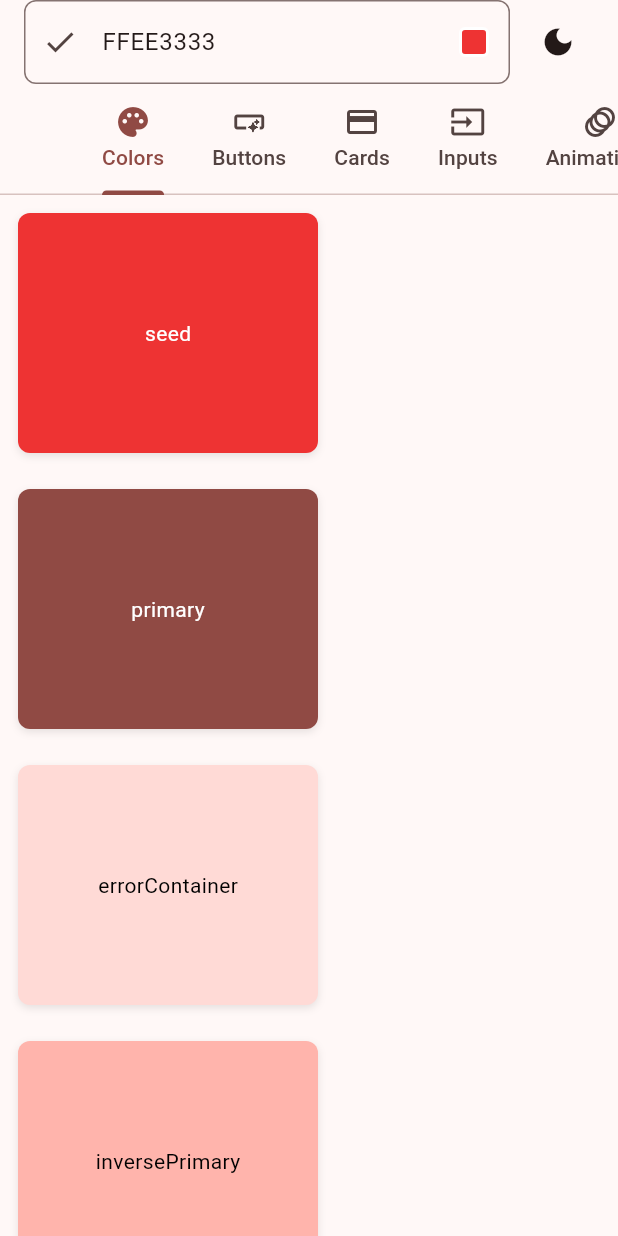
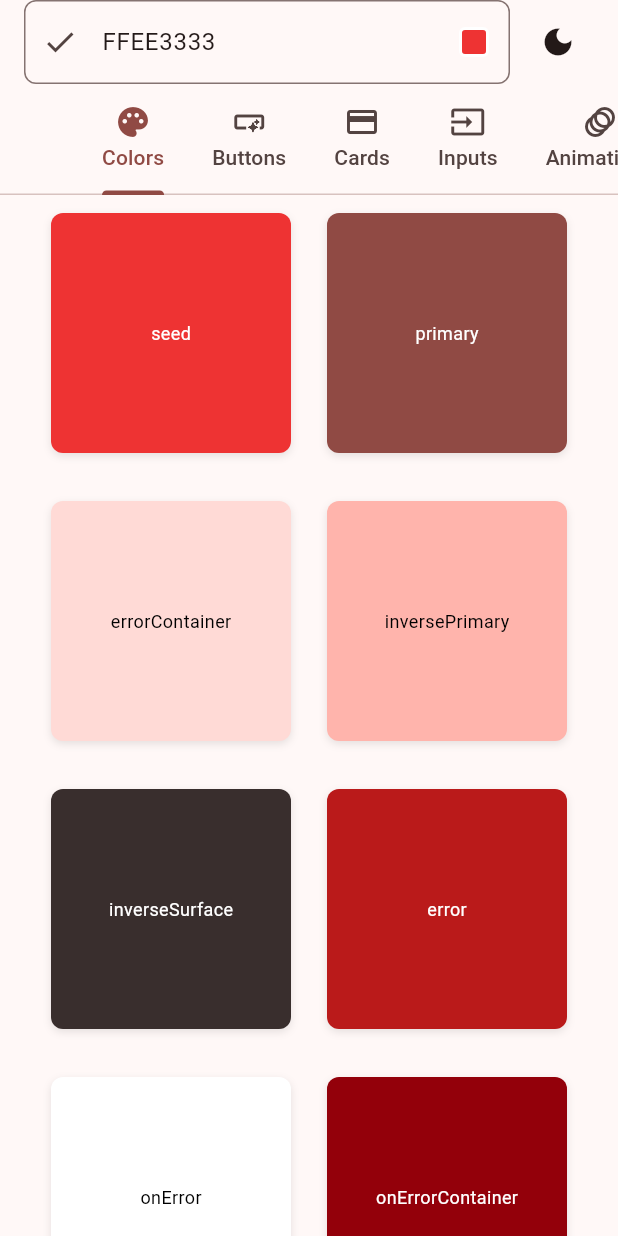
Before and after one commit to MelbourneDeveloper/seed_color_picker, a Flutter app: the screen it shows after launch, on a phone screen of 412 x 824 dp. Run offline on Flutter 3.47's test engine with Material 3 defaults, Android fonts, the light colour scheme and no system bars; our stand-ins replace flutter_colorpicker.

Commit message:
for phone

```diff
--- a/lib/color_box.dart
+++ b/lib/color_box.dart
@@ -12,7 +12,7 @@ class ColorBox extends StatelessWidget {
     padding: const EdgeInsets.all(12),
     child: Container(
       height: 160,
-      width: 200,
+      width: 160,
       decoration: BoxDecoration(
         color: color,
         borderRadius: BorderRadius.circular(8),
@@ -25,7 +25,10 @@ class ColorBox extends StatelessWidget {
         ],
       ),
       child: Center(
-        child: Text(name, style: TextStyle(color: contrastColor(color))),
+        child: Text(
+          name,
+          style: TextStyle(color: contrastColor(color)).copyWith(fontSize: 12),
+        ),
       ),
     ),
   );
--- a/lib/color_palette.dart
+++ b/lib/color_palette.dart
@@ -7,7 +7,11 @@ class ColorPalette extends StatelessWidget {
   const ColorPalette({super.key, required this.seedColor});
 
   @override
-  Widget build(BuildContext context) => Wrap(
+  Widget build(BuildContext context) => SingleChildScrollView(
+    child: Wrap(
+      runAlignment: WrapAlignment.center,
+      alignment: WrapAlignment.center,
+      runSpacing: 8,
       children: [
         ColorBox(color: seedColor, name: 'seed'),
         ColorBox(color: Theme.of(context).colorScheme.primary, name: 'primary'),
@@ -53,7 +57,10 @@ class ColorPalette extends StatelessWidget {
           color: Theme.of(context).colorScheme.onSurfaceVariant,
           name: 'onSurfaceVariant',
         ),
-      ColorBox(color: Theme.of(context).colorScheme.tertiary, name: 'tertiary'),
+        ColorBox(
+          color: Theme.of(context).colorScheme.tertiary,
+          name: 'tertiary',
+        ),
         ColorBox(
           color: Theme.of(context).colorScheme.onTertiary,
           name: 'onTertiary',
@@ -90,5 +97,6 @@ class ColorPalette extends StatelessWidget {
         ),
         ColorBox(color: Theme.of(context).colorScheme.shadow, name: 'shadow'),
       ],
+    ),
   );
 }
--- a/lib/main_page.dart
+++ b/lib/main_page.dart
@@ -26,14 +26,12 @@ class _MainPageState extends State<MainPage> {
     data:
         _brightness == Brightness.light
             ? ThemeData(
-              useMaterial3: true,
               colorScheme: ColorScheme.fromSeed(
                 seedColor: _seedColor,
                 brightness: Brightness.light,
               ),
             )
             : ThemeData(
-              useMaterial3: true,
               colorScheme: ColorScheme.fromSeed(
                 seedColor: _seedColor,
                 brightness: Brightness.dark,
@@ -118,10 +116,15 @@ class _MainPageState extends State<MainPage> {
 
   void _showColorPicker(BuildContext context) {
     showModalBottomSheet(
+      elevation: 3,
+
       context: context,
       barrierColor: Colors.transparent,
       builder:
           (context) => SingleChildScrollView(
+            scrollDirection: Axis.horizontal,
+            child: Padding(
+              padding: const EdgeInsets.all(16),
               child: ColorPicker(
                 pickerColor: _seedColor,
                 onColorChanged: (color) {
@@ -138,6 +141,7 @@ class _MainPageState extends State<MainPage> {
                 pickerAreaHeightPercent: 0.8,
               ),
             ),
+          ),
     );
   }
 
```
Lines whose indentation alone changed are shown as unchanged.
